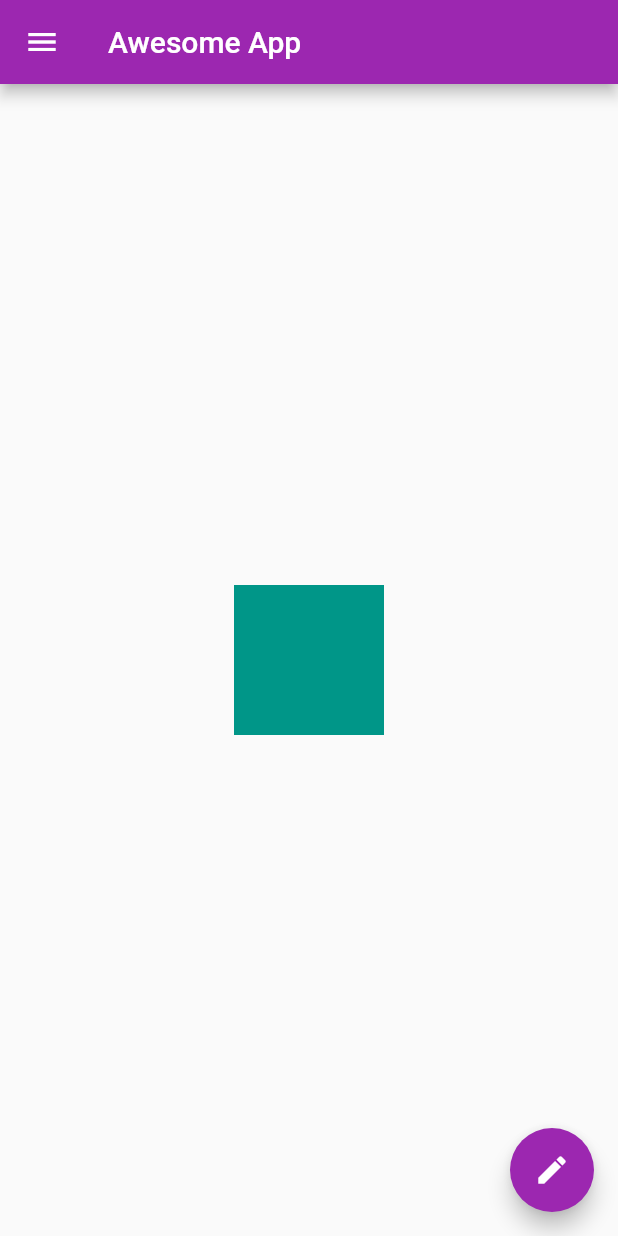
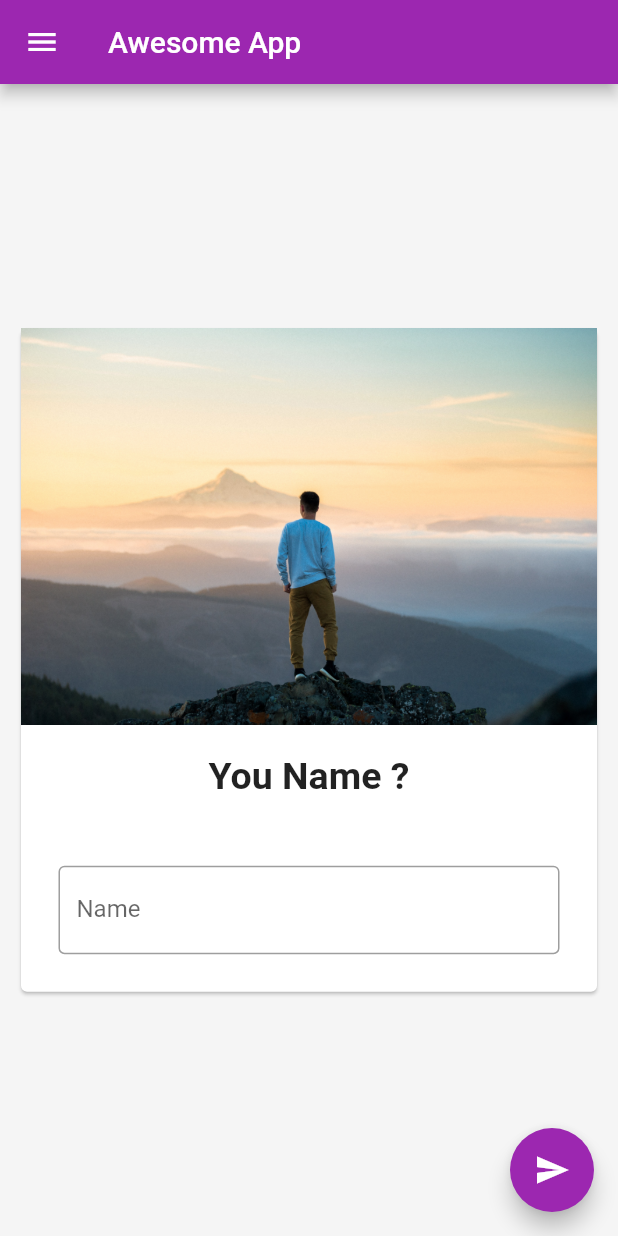
Before and after one commit to SuvamPrasd/AwesomeApp, a Flutter app: the screen it shows after launch, on a phone screen of 412 x 824 dp. Run offline on Flutter 3.47's test engine with Material 2 defaults, Android fonts, the phone set to English and light mode, and no system bars.

Commit message:
lesson5 completed

```diff
--- a/lib/main.dart
+++ b/lib/main.dart
@@ -9,18 +9,60 @@ void main() {
   ));
 }
 
-class HomePage extends StatelessWidget {
+class HomePage extends StatefulWidget {
+  @override
+  _HomePageState createState() => _HomePageState();
+}
+
+class _HomePageState extends State<HomePage> {
+  var myName = 'You Name ?';
+  TextEditingController _textEditingController = TextEditingController();
+
   @override
   Widget build(BuildContext context) {
     return Scaffold(
+      backgroundColor: Colors.grey[100],
       appBar: AppBar(
         title: Text('Awesome App'),
       ),
       body: Center(
-        child: Container(
-          color: Colors.teal,
-          width: 100,
-          height: 100,
+        child: SingleChildScrollView(
+          child: Padding(
+            padding: const EdgeInsets.all(10.0),
+            child: Card(
+              child: Column(
+                children: <Widget>[
+                  Image.asset(
+                    'assets/man.jpg',
+                    fit: BoxFit.cover,
+                  ),
+                  SizedBox(height: 20),
+                  Text(
+                    myName,
+                    style: TextStyle(
+                      fontSize: 25,
+                      fontWeight: FontWeight.bold,
+                    ),
+                  ),
+                  SizedBox(height: 20),
+                  Padding(
+                    padding: const EdgeInsets.symmetric(
+                      horizontal: 25,
+                      vertical: 25,
+                    ),
+                    child: TextField(
+                      controller: _textEditingController,
+                      decoration: InputDecoration(
+                        border: OutlineInputBorder(),
+                        labelText: 'Name',
+                        hintText: 'Enter your name',
+                      ),
+                    ),
+                  )
+                ],
+              ),
+            ),
+          ),
         ),
       ),
       drawer: Drawer(
@@ -50,8 +92,12 @@ class HomePage extends StatelessWidget {
         ),
       ),
       floatingActionButton: FloatingActionButton(
-        onPressed: () {},
-        child: Icon(Icons.edit),
+        onPressed: () {
+          setState(() {
+            myName = _textEditingController.value.text;
+          });
+        },
+        child: Icon(Icons.send),
       ),
     );
   }
```
Also changed, not shown: pubspec.yaml (+3 -8 lines), assets/man.jpg (added), 1 other file.
